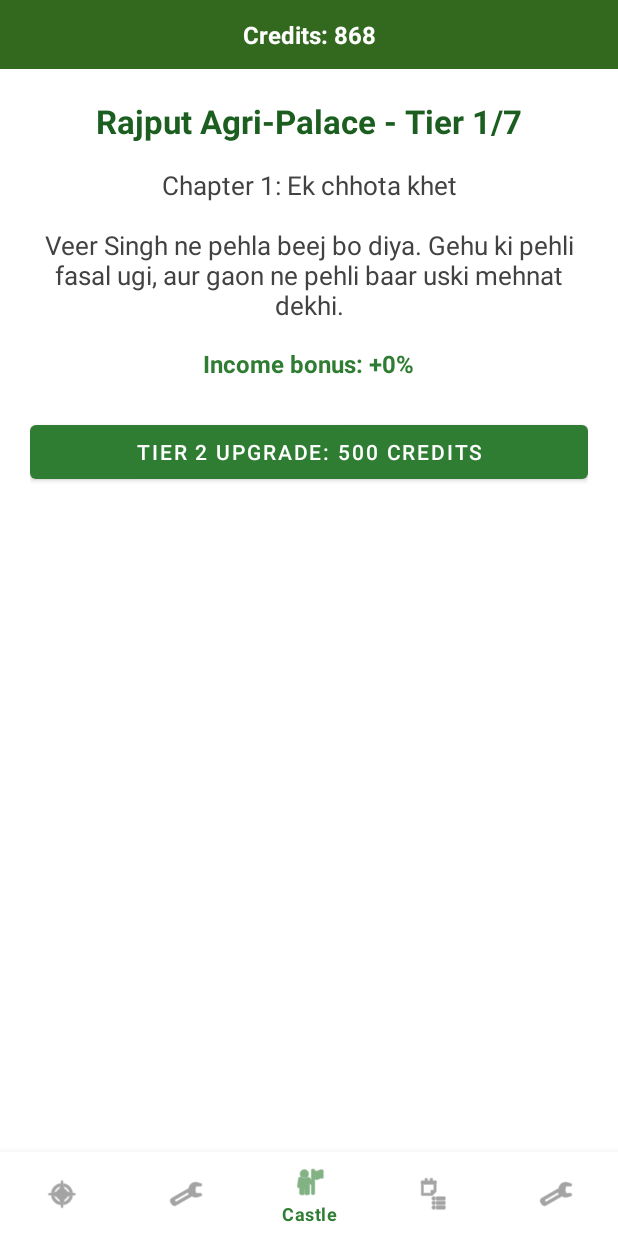
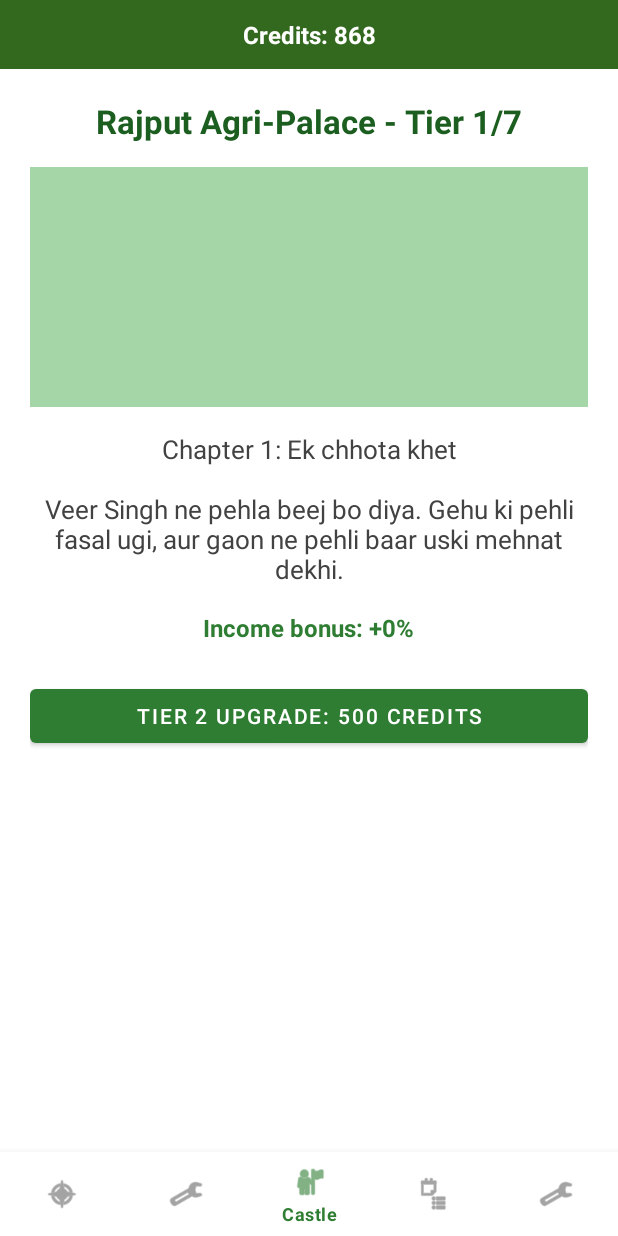
Before and after one commit to zeeshanhusain717-collab/KisanFarmingGame, an Android app: the screen it shows after launch (HomeActivity), item 3 of the bottom bar chosen, on a phone screen of 412 x 824 dp. Run offline under Robolectric (Android 15) with nearby library versions, the phone set to English and light mode, and no system bars.

Commit message:
Refactor layout to use ScrollView and adjust views

```diff
--- a/app/src/main/res/layout/fragment_castle.xml
+++ b/app/src/main/res/layout/fragment_castle.xml
@@ -15,10 +15,14 @@
         android:textSize="16sp"
         android:textStyle="bold" />
 
+    <ScrollView
+        android:layout_width="match_parent"
+        android:layout_height="match_parent"
+        android:background="#FFFFFF">
+
         <LinearLayout
             android:layout_width="match_parent"
-        android:layout_height="match_parent"
-        android:background="#FFFFFF"
+            android:layout_height="wrap_content"
             android:gravity="center_horizontal"
             android:orientation="vertical"
             android:padding="20dp">
@@ -30,6 +34,13 @@
                 android:textColor="#1B5E20"
                 android:textSize="22sp"
                 android:textStyle="bold" />
+
+            <!-- Placeholder: baad mein tier ki asli image yahan lagegi -->
+            <View
+                android:layout_width="match_parent"
+                android:layout_height="160dp"
+                android:layout_marginTop="16dp"
+                android:background="#A5D6A7" />
 
             <TextView
                 android:id="@+id/tvCastleChapter"
@@ -56,5 +67,6 @@
                 android:layout_marginTop="24dp" />
 
         </LinearLayout>
+    </ScrollView>
 
 </LinearLayout>
```
Lines whose indentation alone changed are shown as unchanged.
